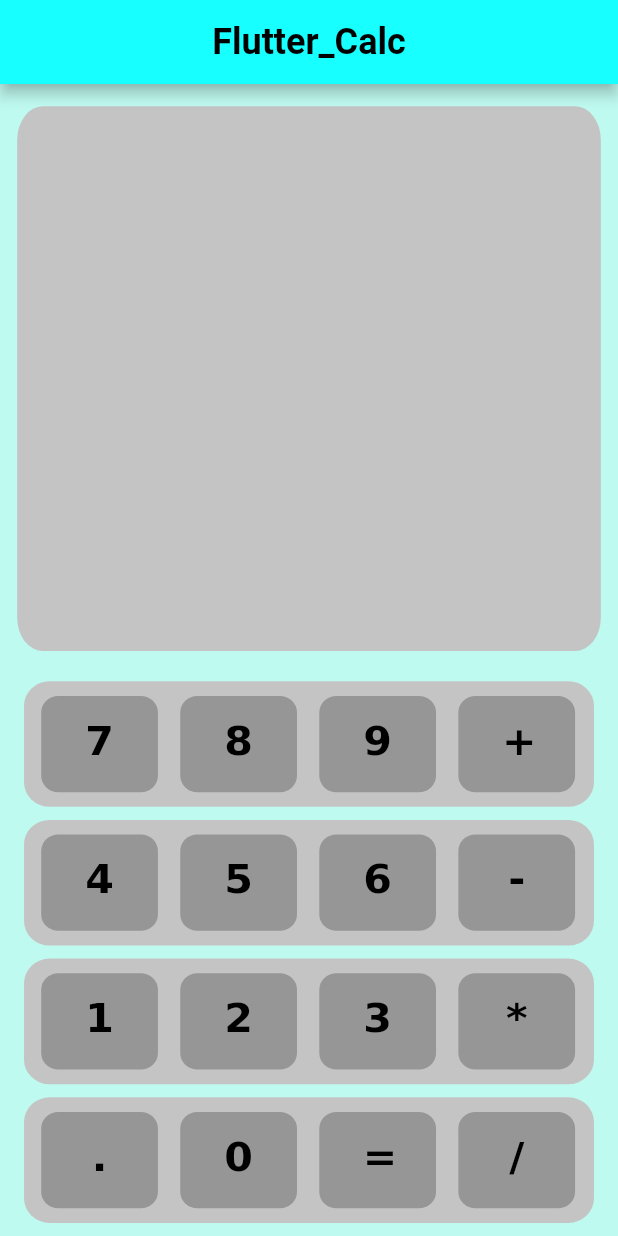
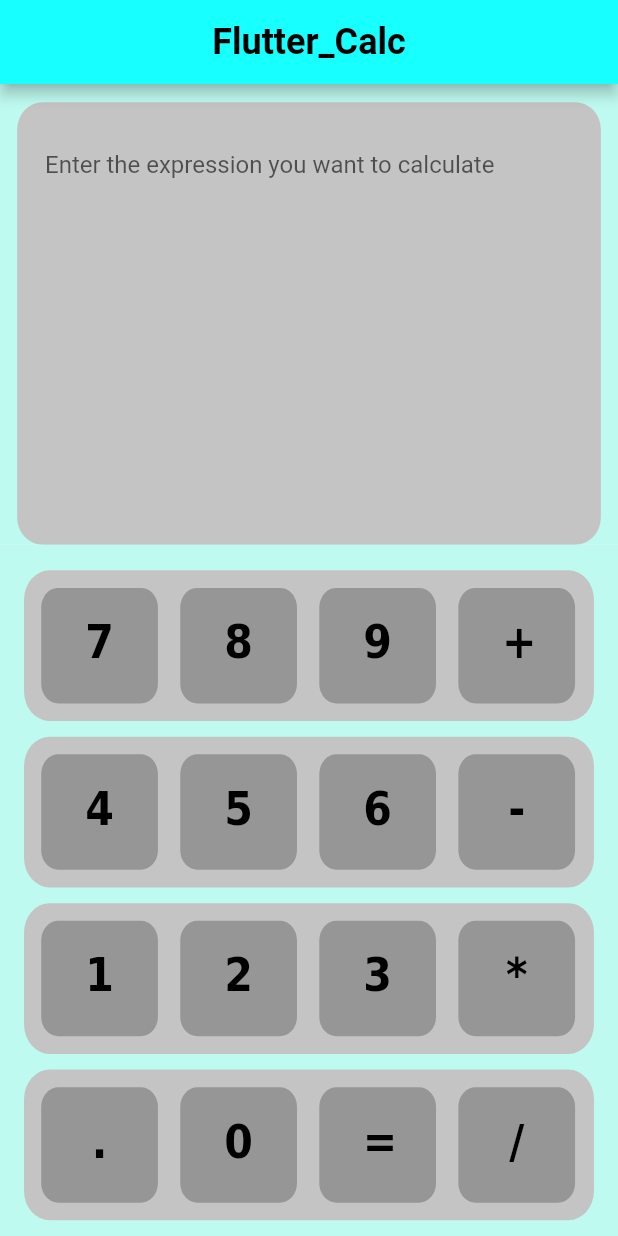
Before and after one commit to codenameakshay/flutter-calculator, a Flutter app: the screen it shows after launch, on a phone screen of 412 x 824 dp. Run offline on Flutter 3.47's test engine with Material 2 defaults, Android fonts, the phone set to English and light mode, and no system bars; Roboto replaces fonts that are missing (IBM Plex Sans).

Commit message:
Improved UI + added text field

```diff
--- a/lib/main.dart
+++ b/lib/main.dart
@@ -11,7 +11,6 @@ class Android2 extends StatelessWidget {
   Widget build(BuildContext context) {
     return MaterialApp(
       theme: ThemeData(
-        //brightness: Brightness.dark,
         accentColor: Colors.deepOrangeAccent,
       ),
       home: Scaffold(
@@ -32,16 +31,28 @@ class Android2 extends StatelessWidget {
         body: Column(
           children: <Widget>[
             Expanded(
+              flex: 4,
               child: Container(
                 child: Center(
                   child: CustomPaint(
-                    foregroundPainter: new AndroidPainter(),
-                    child: Container(),
+                    painter: new AndroidPainter(),
+                    child: Container(
+                      height: 264,
+                      margin: EdgeInsets.all(30.0),
+                      child: TextField(
+                        autofocus: true,
+                        readOnly: true,
+                        decoration: InputDecoration(
+                            border: InputBorder.none,
+                            hintText: 'Enter the expression you want to calculate'),
+                      ),
+                    ),
                   ),
                 ),
               ),
             ),
             Expanded(
+              flex: 6,
               child: Container(
                 child: Center(
                   child: CustomPaint(
@@ -53,13 +64,6 @@ class Android2 extends StatelessWidget {
             ),
           ],
         ),
-        //  Padding(
-        //   padding: EdgeInsets.all(8.0),
-        //   child: CustomPaint(
-        //     painter: Android2Painter(),
-        //   ),
-        // ),
-        // ),
       ),
     );
   }
@@ -104,8 +108,6 @@ class AndroidPainter extends CustomPainter {
       canvas.drawRect(Offset.zero & frame.size,
           (Paint()..color = _ColorCatalog.instance.color_0));
 
-// 15:0 : Rectangle 29 (RECTANGLE)
-
 
 // 9:5 : Rectangle 28 (RECTANGLE)
       var draw_9_5 = (Canvas canvas, Rect container) {
@@ -113,7 +115,7 @@ class AndroidPainter extends CustomPainter {
             244.0000000000) /* H:SCALE V:SCALE F:(l:0,t:-18,r:0,b:0,w:332,h:278) */;
         canvas.save();
         canvas.scale((container.width) / 360.0000000000,
-            (container.height) / 258.0000000000);
+            (container.height) / 254.0000000000);
         canvas.transform(Float64List.fromList([
           1.0000000000,
           0.0,
```
